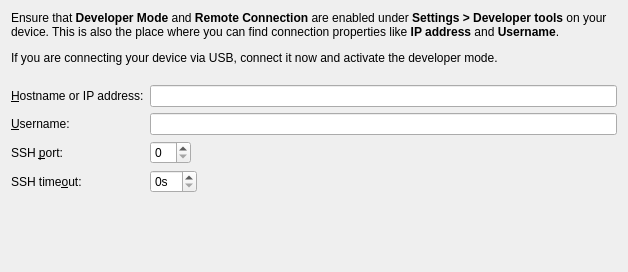
Qt form src/plugins/mer/merhardwaredevicewizardselectionpage.ui (sailfishos/sailfish-qtcreator) before a commit.
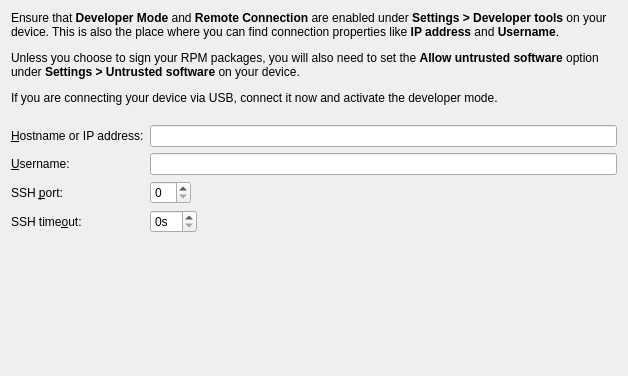
The same form after that commit.

Commit message: Mer: Mention the need to set Allow untrusted software

```diff
--- a/src/plugins/mer/merhardwaredevicewizardselectionpage.ui
+++ b/src/plugins/mer/merhardwaredevicewizardselectionpage.ui
@@ -7,7 +7,7 @@
     <x>0</x>
     <y>0</y>
     <width>628</width>
-    <height>272</height>
+    <height>376</height>
    </rect>
   </property>
   <property name="sizePolicy">
@@ -22,8 +22,14 @@
   <layout class="QVBoxLayout" name="verticalLayout_3">
    <item>
     <widget class="QLabel" name="label_2">
+     <property name="sizePolicy">
+      <sizepolicy hsizetype="Preferred" vsizetype="Minimum">
+       <horstretch>0</horstretch>
+       <verstretch>0</verstretch>
+      </sizepolicy>
+     </property>
      <property name="text">
-      <string>&lt;html&gt;&lt;head/&gt;&lt;body&gt;&lt;p&gt;Ensure that &lt;span style=&quot; font-weight:600;&quot;&gt;Developer Mode&lt;/span&gt; and &lt;span style=&quot; font-weight:600;&quot;&gt;Remote Connection&lt;/span&gt; are enabled under &lt;span style=&quot; font-weight:600;&quot;&gt;Settings &amp;gt; Developer tools&lt;/span&gt; on your device. This is also the place where you can find connection properties like &lt;span style=&quot; font-weight:600;&quot;&gt;IP address&lt;/span&gt; and &lt;span style=&quot; font-weight:600;&quot;&gt;Username&lt;/span&gt;.&lt;/p&gt;&lt;p&gt;If you are connecting your device via USB, connect it now and activate the developer mode.&lt;br/&gt;&lt;/p&gt;&lt;/body&gt;&lt;/html&gt;</string>
+      <string>&lt;html&gt;&lt;head/&gt;&lt;body&gt;&lt;p&gt;Ensure that &lt;span style=&quot; font-weight:600;&quot;&gt;Developer Mode&lt;/span&gt; and &lt;span style=&quot; font-weight:600;&quot;&gt;Remote Connection&lt;/span&gt; are enabled under &lt;span style=&quot; font-weight:600;&quot;&gt;Settings &amp;gt; Developer tools&lt;/span&gt; on your device. This is also the place where you can find connection properties like &lt;span style=&quot; font-weight:600;&quot;&gt;IP address&lt;/span&gt; and &lt;span style=&quot; font-weight:600;&quot;&gt;Username&lt;/span&gt;.&lt;/p&gt;&lt;p&gt;Unless you choose to sign your RPM packages, you will also need to set the &lt;span style=&quot; font-weight:600;&quot;&gt;Allow untrusted software&lt;/span&gt; option under &lt;span style=&quot; font-weight:600;&quot;&gt;Settings &amp;gt; Untrusted software&lt;/span&gt; on your device.&lt;/p&gt;&lt;p&gt;If you are connecting your device via USB, connect it now and activate the developer mode.&lt;br/&gt;&lt;/p&gt;&lt;/body&gt;&lt;/html&gt;</string>
      </property>
      <property name="wordWrap">
       <bool>true</bool>
```
